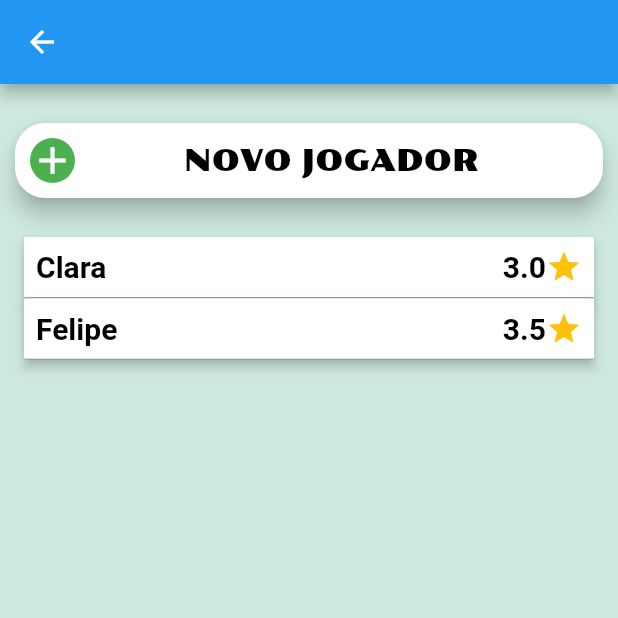
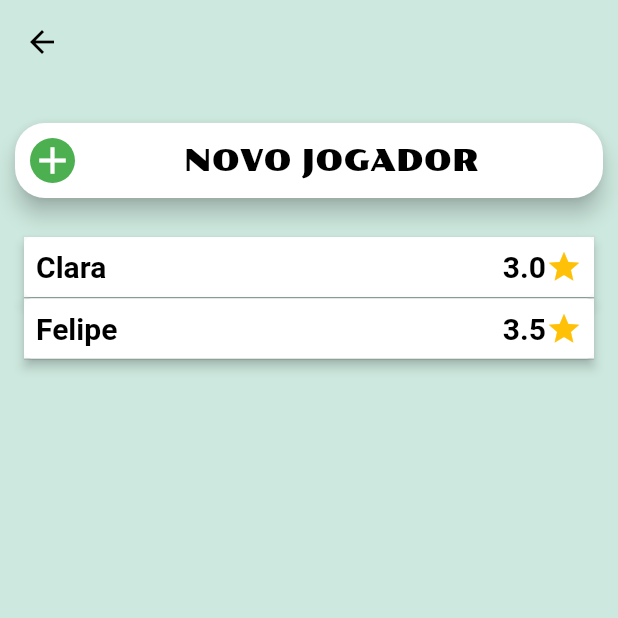
Before and after one commit to felipebma/voleizinho, a Flutter app: the PlayersScreen screen opened by its route, on a phone screen of 412 x 824 dp, the top half of it. Run offline on Flutter 3.47's test engine with Material 2 defaults, Android fonts, the phone set to English and light mode, and no system bars; our stand-ins replace flutter_rating_bar.

Commit message:
refactor: Extract Sample Players

```diff
--- a/lib/constants.dart
+++ b/lib/constants.dart
@@ -12,3 +12,22 @@
     Skill.set: 3,
   },
 );
+
+List<Player> playersDB = [
+  Player(name: "Felipe", skills: {
+    Skill.spike: 4,
+    Skill.agility: 2,
+    Skill.block: 3,
+    Skill.receive: 3,
+    Skill.serve: 5,
+    Skill.set: 4,
+  }),
+  Player(name: "Clara", skills: {
+    Skill.spike: 2,
+    Skill.agility: 4,
+    Skill.block: 3,
+    Skill.receive: 3,
+    Skill.serve: 3,
+    Skill.set: 3,
+  }),
+];
--- a/lib/screens/players_screen.dart
+++ b/lib/screens/players_screen.dart
@@ -4,7 +4,6 @@ import 'package:voleizinho/components/menu_button.dart';
 import 'package:voleizinho/components/player_card.dart';
 import 'package:voleizinho/constants.dart';
 import 'package:voleizinho/model/player.dart';
-import 'package:voleizinho/model/skills.dart';
 
 class PlayersScreen extends StatefulWidget {
   const PlayersScreen({super.key});
@@ -16,24 +15,7 @@ class PlayersScreen extends StatefulWidget {
 class _PlayersScreenState extends State<PlayersScreen> {
   bool newPlayer = false;
 
-  List<Player> players = [
-    Player(name: "Felipe", skills: {
-      Skill.spike: 4,
-      Skill.agility: 2,
-      Skill.block: 3,
-      Skill.receive: 3,
-      Skill.serve: 5,
-      Skill.set: 4,
-    }),
-    Player(name: "Clara", skills: {
-      Skill.spike: 2,
-      Skill.agility: 4,
-      Skill.block: 3,
-      Skill.receive: 3,
-      Skill.serve: 3,
-      Skill.set: 3,
-    }),
-  ];
+  List<Player> players = playersDB;
 
   int editingPlayerIndex = -1;
 
@@ -42,7 +24,11 @@ class _PlayersScreenState extends State<PlayersScreen> {
     players
         .sort((a, b) => a.name.toUpperCase().compareTo(b.name.toUpperCase()));
     return Scaffold(
-      appBar: AppBar(),
+      appBar: AppBar(
+        backgroundColor: const Color(0xFFCDE8DE),
+        elevation: 0,
+        foregroundColor: Colors.black,
+      ),
       body: SafeArea(
         child: Center(
           child: Column(
```
